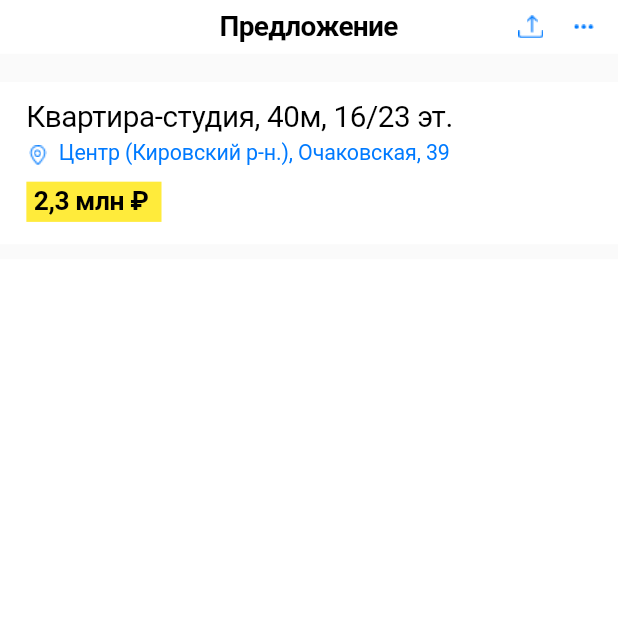
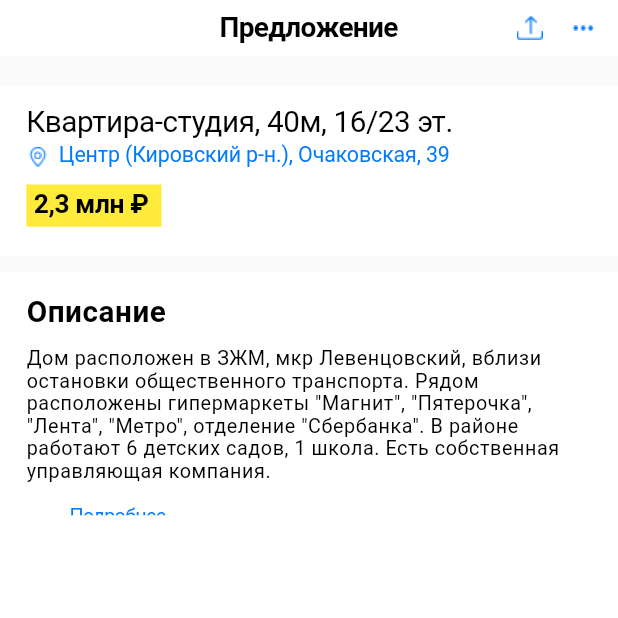
Before and after one commit to PiggyJesus/week1, a Flutter app: the screen it shows after launch, on a phone screen of 412 x 824 dp, the top half of it. Run offline on Flutter 3.47's test engine with Material 2 defaults, Android fonts, the phone set to English and light mode, and no system bars; our stand-ins replace flutter_screenutil; Roboto replaces fonts that are missing (OpenSans).

Commit message:
Description almost ready statusBar doesn't work :C

```diff
--- a/lib/MainPage/Description/Description.dart
+++ b/lib/MainPage/Description/Description.dart
@@ -1,5 +1,6 @@
 import 'package:flutter/material.dart';
 import 'package:flutter_screenutil/flutter_screenutil.dart';
+import 'package:week1/MainPage/Description/Podrobnee.dart';
 import 'package:week1/MyTextStyles.dart';
 
 class Description extends StatelessWidget {
@@ -8,7 +9,24 @@ class Description extends StatelessWidget {
   @override
   Widget build(BuildContext context) {
     return Container(
-
+      height: 186.h,
+      padding: EdgeInsets.symmetric(vertical: 15.h, horizontal: 16.w),
+      child: Column(
+        crossAxisAlignment: CrossAxisAlignment.start,
+        children: [
+          Text(
+            "Описание",
+            style: MyTextStyles.descriptionHead,
+          ),
+          SizedBox(height: 11.h,),
+          Text(
+              "Дом расположен в ЗЖМ, мкр Левенцовский, вблизи остановки общественного транспорта. Рядом расположены гипермаркеты \"Магнит\", \"Пятерочка\", \"Лента\", \"Метро\", отделение \"Сбербанка\". В районе работают 6 детских садов, 1 школа. Есть собственная управляющая компания.",
+            style: MyTextStyles.description
+          ),
+          SizedBox(height: 7.h,),
+          Podrobnee(),
+        ],
+      ),
     );
   }
 }
--- /dev/null
+++ b/lib/MainPage/Description/Podrobnee.dart
@@ -0,0 +1,40 @@
+import 'package:flutter/material.dart';
+import 'package:flutter_screenutil/flutter_screenutil.dart';
+import 'package:week1/MyTextStyles.dart';
+
+class Podrobnee extends StatelessWidget {
+  const Podrobnee({Key? key}) : super(key: key);
+
+  @override
+  Widget build(BuildContext context) {
+    return SizedBox(
+      height: 22.h,
+      width: 83.w,
+      child: TextButton(
+        onPressed: null,
+        child: SizedBox(
+          height: 22.h,
+          width: 83.w,
+          child: Row(
+
+            crossAxisAlignment: CrossAxisAlignment.center,
+            children: [
+              Container(
+                height: 16.h,
+                width: 16.h,
+                padding: EdgeInsets.symmetric(vertical: 4.5.h, horizontal: 1.5.w),
+                child: Image.asset("assets/downLid.png"),
+              ),
+              SizedBox(width: 4.w,),
+              Text(
+                  "Подробнее",
+                style: MyTextStyles.podrobnee,
+              )
+
+            ],
+          ),
+        ),
+      ),
+    );
+  }
+}
--- a/lib/MainPage/GeneralInfo/Address.dart
+++ b/lib/MainPage/GeneralInfo/Address.dart
@@ -9,7 +9,6 @@ class Address extends StatelessWidget {
   @override
   Widget build(BuildContext context) {
     return Container(
-      height: 18.h,
         child:Row(
 
       children: [
--- a/lib/MainPage/GeneralInfo/GeneralInfo.dart
+++ b/lib/MainPage/GeneralInfo/GeneralInfo.dart
@@ -15,13 +15,9 @@ class GeneralInfo extends StatelessWidget {
         child: Column(
           crossAxisAlignment: CrossAxisAlignment.start,
           children: <Widget>[
-            SizedBox(
-              height: 25.h,
-              child: Text(
-                "Квартира-студия, 40м, 16/23 эт.",
-                style: MyTextStyles.name,
-                textAlign: TextAlign.left,
-              ),
+            Text(
+              "Квартира-студия, 40м, 16/23 эт.",
+              style: MyTextStyles.name,
             ),
             SizedBox(height: 2.h,),
             Address(),
--- a/lib/MainPage/MainPage.dart
+++ b/lib/MainPage/MainPage.dart
@@ -1,5 +1,6 @@
 import 'package:flutter/material.dart';
 import 'package:flutter_screenutil/flutter_screenutil.dart';
+import 'package:week1/MainPage/Description/Description.dart';
 import 'package:week1/MyTextStyles.dart';
 import 'package:week1/MainPage/GeneralInfo/GeneralInfo.dart';
 
@@ -54,6 +55,7 @@ class MainPage extends StatelessWidget {
               height: 10.h,
               color: Theme.of(context).canvasColor,
             ),
+            Description(),
           ],
         ),
       ),
--- a/lib/MyApp.dart
+++ b/lib/MyApp.dart
@@ -9,7 +9,7 @@ class MyApp extends StatelessWidget {
   @override
   Widget build(BuildContext context) {
     return ScreenUtilInit(
-      designSize: const Size(375, 830),
+      designSize: const Size(375, 791),
         builder: (context, child) {
           return MaterialApp(
             theme: ThemeData(
--- a/lib/MyTextStyles.dart
+++ b/lib/MyTextStyles.dart
@@ -8,7 +8,8 @@ abstract class MyTextStyles{
     fontSize: 17.sp,
     color: Colors.black,
     fontWeight: FontWeight.w600,
-    letterSpacing: -0.41.sp,
+    //height: 22.sp,
+    letterSpacing: -0.41.w,
   );
 
   static final name = TextStyle(
@@ -16,7 +17,8 @@ abstract class MyTextStyles{
     fontSize: 18.sp,
     color: Colors.black,
     fontWeight: FontWeight.w400,
-    letterSpacing: -0.24.sp,
+    //height: 25.h,
+    letterSpacing: -0.24.w,
   );
 
   static final address = TextStyle(
@@ -24,7 +26,8 @@ abstract class MyTextStyles{
     fontSize: 13.sp,
     color: Color.fromRGBO(0, 122, 255, 1),
     fontWeight: FontWeight.w400,
-    letterSpacing: -0.08.sp,
+    //height: 18.h,
+    letterSpacing: -0.08.w,
   );
 
   static final price = TextStyle(
@@ -32,7 +35,34 @@ abstract class MyTextStyles{
     fontSize: 16.sp,
     color: Color.fromRGBO(0, 0, 0, 1),
     fontWeight: FontWeight.w600,
-    letterSpacing: -0.24.sp,
+    //height: 20.h,
+    letterSpacing: -0.24.w,
   );
 
+  static final descriptionHead = TextStyle(
+    fontFamily: "OpenSans",
+    fontSize: 18.sp,
+    color: Color.fromRGBO(0, 0, 0, 1),
+    fontWeight: FontWeight.w700,
+    //height: 15.h,
+    letterSpacing: 0.35.w,
+  );
+
+  static final description = TextStyle(
+    fontFamily: "OpenSans",
+    fontSize: 12.sp,
+    color: Color.fromRGBO(0, 0, 0, 1),
+    fontWeight: FontWeight.w400,
+    //height: 16.8.h,
+    letterSpacing: 0.35.w,
+  );
+
+  static final podrobnee = TextStyle(
+    fontFamily: "OpenSans",
+    fontSize: 12.sp,
+    color: Color.fromRGBO(0, 122, 255, 1),
+    fontWeight: FontWeight.w400,
+    //height: 22.h,
+    letterSpacing: -0.41.w,
+  );
 }
--- a/pubspec.yaml
+++ b/pubspec.yaml
@@ -68,6 +68,7 @@ flutter:
     - assets/ellipsis.png
     - assets/addressIconCircle.png
     - assets/addressIconPointer.png
+    - assets/downLid.png
 
   # An image asset can refer to one or more resolution-specific "variants", see
   # https://flutter.dev/assets-and-images/#resolution-aware
```
Also changed, not shown: assets/downLid.png (added).
